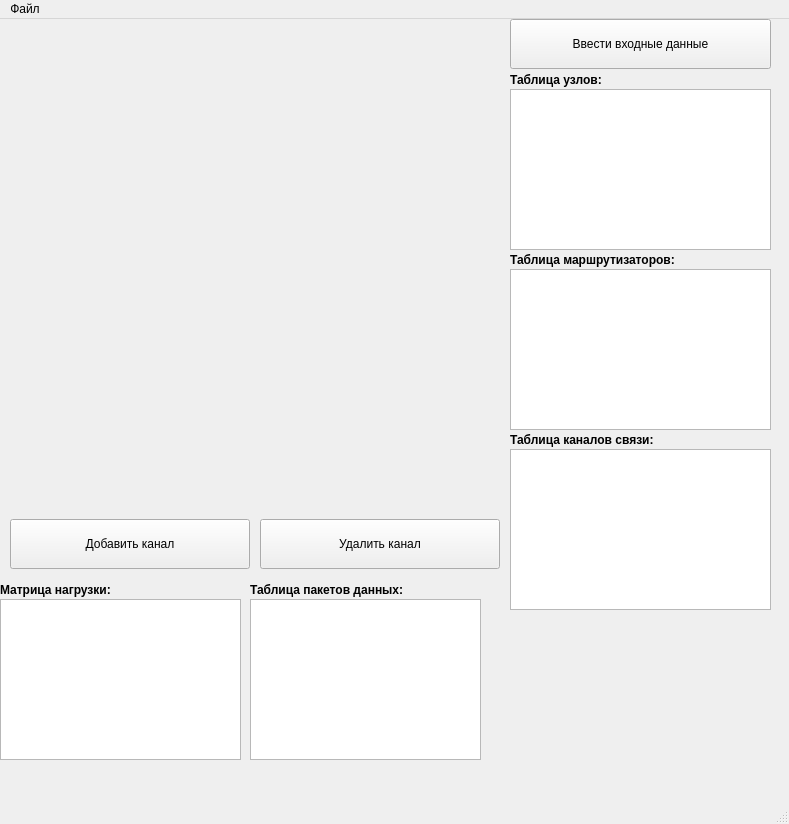
This is main.ui in qwsnxnjene/comp-networks as Qt 5 draws it before an edit. The edited form follows.
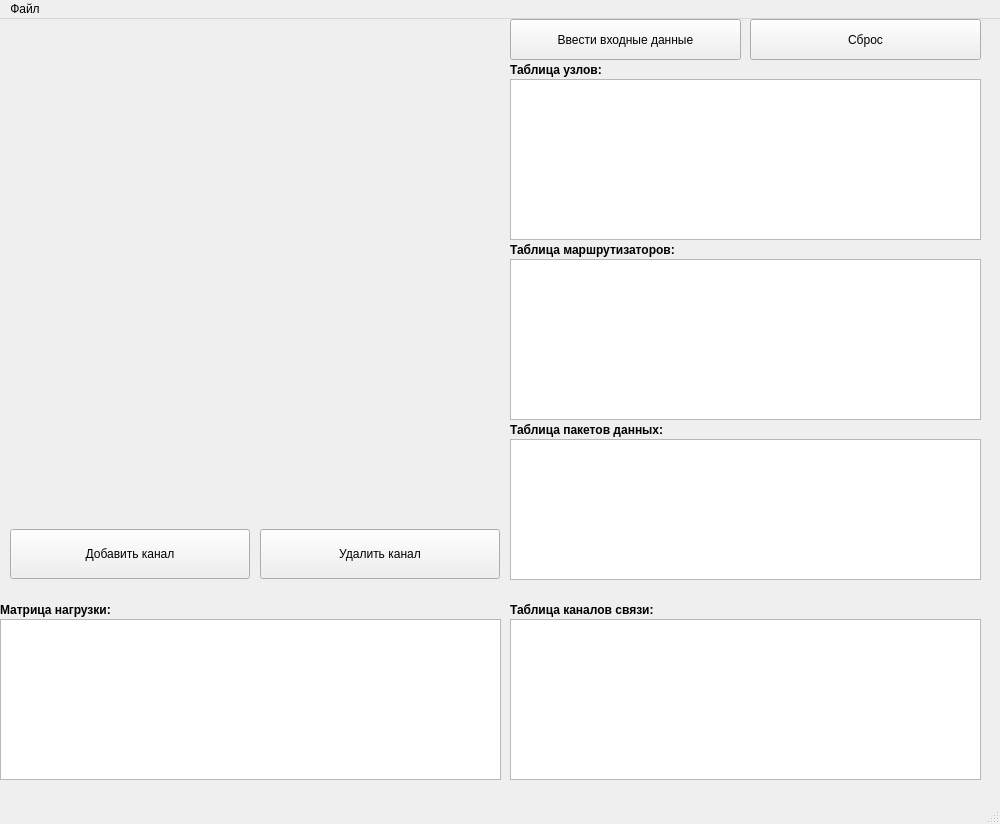
This is the edited form.

Patch:
```diff
--- a/main.ui
+++ b/main.ui
@@ -6,7 +6,7 @@
    <rect>
     <x>0</x>
     <y>0</y>
-    <width>789</width>
+    <width>1000</width>
     <height>824</height>
    </rect>
   </property>
@@ -29,8 +29,8 @@
      <rect>
       <x>510</x>
       <y>0</y>
-      <width>261</width>
-      <height>50</height>
+      <width>231</width>
+      <height>41</height>
      </rect>
     </property>
     <property name="text">
@@ -41,8 +41,8 @@
     <property name="geometry">
      <rect>
       <x>510</x>
-      <y>70</y>
-      <width>261</width>
+      <y>60</y>
+      <width>471</width>
       <height>161</height>
      </rect>
     </property>
@@ -51,8 +51,8 @@
     <property name="geometry">
      <rect>
       <x>510</x>
-      <y>250</y>
-      <width>261</width>
+      <y>240</y>
+      <width>471</width>
       <height>161</height>
      </rect>
     </property>
@@ -61,7 +61,7 @@
     <property name="geometry">
      <rect>
       <x>10</x>
-      <y>500</y>
+      <y>510</y>
       <width>240</width>
       <height>50</height>
      </rect>
@@ -74,7 +74,7 @@
     <property name="geometry">
      <rect>
       <x>260</x>
-      <y>500</y>
+      <y>510</y>
       <width>240</width>
       <height>50</height>
      </rect>
@@ -87,8 +87,8 @@
     <property name="geometry">
      <rect>
       <x>510</x>
-      <y>430</y>
-      <width>261</width>
+      <y>600</y>
+      <width>471</width>
       <height>161</height>
      </rect>
     </property>
@@ -97,7 +97,7 @@
     <property name="geometry">
      <rect>
       <x>510</x>
-      <y>40</y>
+      <y>30</y>
       <width>121</width>
       <height>41</height>
      </rect>
@@ -116,7 +116,7 @@
     <property name="geometry">
      <rect>
       <x>510</x>
-      <y>220</y>
+      <y>210</y>
       <width>201</width>
       <height>41</height>
      </rect>
@@ -135,7 +135,7 @@
     <property name="geometry">
      <rect>
       <x>510</x>
-      <y>400</y>
+      <y>570</y>
       <width>201</width>
       <height>41</height>
      </rect>
@@ -154,7 +154,7 @@
     <property name="geometry">
      <rect>
       <x>0</x>
-      <y>550</y>
+      <y>570</y>
       <width>201</width>
       <height>41</height>
      </rect>
@@ -173,8 +173,8 @@
     <property name="geometry">
      <rect>
       <x>0</x>
-      <y>580</y>
-      <width>241</width>
+      <y>600</y>
+      <width>501</width>
       <height>161</height>
      </rect>
     </property>
@@ -182,18 +182,18 @@
    <widget class="QTableWidget" name="tablePackages">
     <property name="geometry">
      <rect>
-      <x>250</x>
-      <y>580</y>
-      <width>231</width>
-      <height>161</height>
+      <x>510</x>
+      <y>420</y>
+      <width>471</width>
+      <height>141</height>
      </rect>
     </property>
    </widget>
    <widget class="QLabel" name="labelInput_5">
     <property name="geometry">
      <rect>
-      <x>250</x>
-      <y>550</y>
+      <x>510</x>
+      <y>390</y>
       <width>201</width>
       <height>41</height>
      </rect>
@@ -208,6 +208,19 @@
      <string>Таблица пакетов данных:</string>
     </property>
    </widget>
+   <widget class="QPushButton" name="clearButton">
+    <property name="geometry">
+     <rect>
+      <x>750</x>
+      <y>0</y>
+      <width>231</width>
+      <height>41</height>
+     </rect>
+    </property>
+    <property name="text">
+     <string>Сброс</string>
+    </property>
+   </widget>
    <zorder>plotWidget</zorder>
    <zorder>inputButton</zorder>
    <zorder>addChanelButton</zorder>
@@ -228,8 +241,8 @@
     <rect>
      <x>0</x>
      <y>0</y>
-     <width>789</width>
-     <height>21</height>
+     <width>1000</width>
+     <height>26</height>
     </rect>
    </property>
    <widget class="QMenu" name="menufgh">
```
Left out of the diff: 1 changed line with no effect on the pictures.
